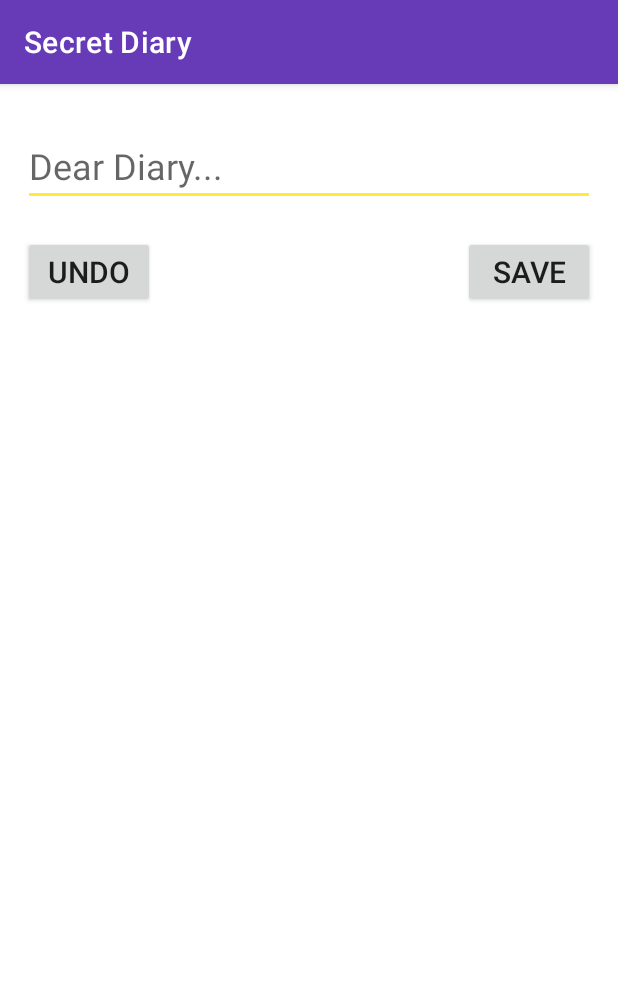
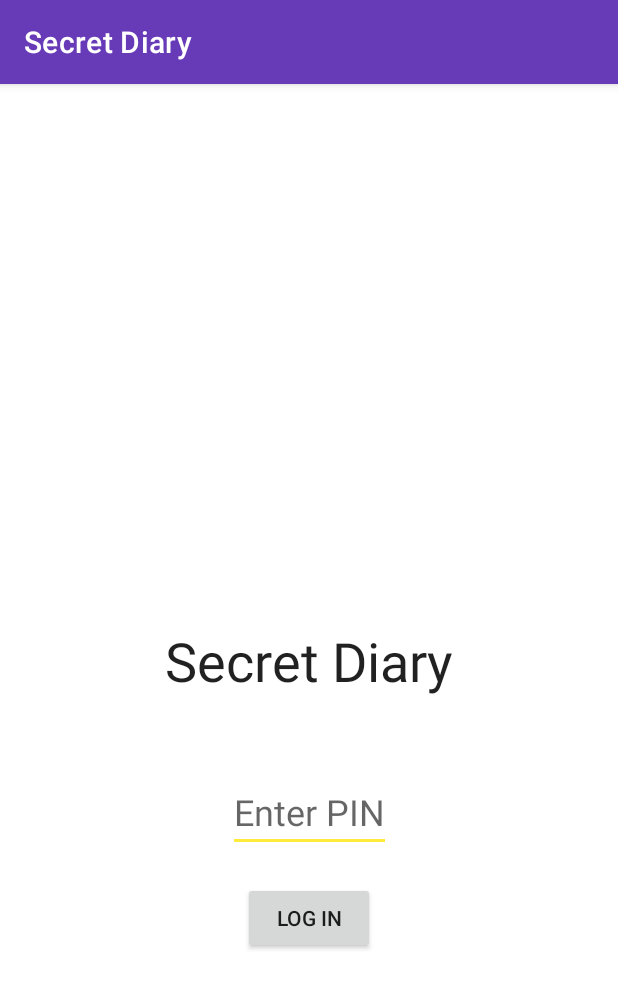
Before and after one commit to AlexZenevich/Secret_Diary, an Android app: the screen it shows after launch (MainActivity before the commit, LoginActivity after it), on a phone screen of 412 x 824 dp. Shown: the top 988 px of the screen. Run offline under Robolectric (Android 15) with nearby library versions, the phone set to English and light mode, and no system bars.

Commit message:
add LoginActivity

```diff
--- a/Secret Diary/task/src/main/AndroidManifest.xml
+++ b/Secret Diary/task/src/main/AndroidManifest.xml
@@ -9,12 +9,15 @@
         android:roundIcon="@mipmap/ic_launcher_round"
         android:supportsRtl="true"
         android:theme="@style/AppTheme">
-    <activity android:name="org.hyperskill.secretdiary.MainActivity">
+        <activity
+            android:name=".LoginActivity">
             <intent-filter>
                 <action android:name="android.intent.action.MAIN" />
+
                 <category android:name="android.intent.category.LAUNCHER" />
             </intent-filter>
         </activity>
+        <activity android:name=".MainActivity"/>
     </application>
 
 </manifest>
--- /dev/null
+++ b/Secret Diary/task/src/main/java/org/hyperskill/secretdiary/LoginActivity.kt
@@ -0,0 +1,24 @@
+package org.hyperskill.secretdiary
+
+import android.content.Intent
+import androidx.appcompat.app.AppCompatActivity
+import android.os.Bundle
+import org.hyperskill.secretdiary.databinding.ActivityLoginBinding
+import org.hyperskill.secretdiary.databinding.ActivityMainBinding
+
+class LoginActivity : AppCompatActivity() {
+    lateinit var binding: ActivityLoginBinding
+    override fun onCreate(savedInstanceState: Bundle?) {
+        binding = ActivityLoginBinding.inflate(layoutInflater)
+        super.onCreate(savedInstanceState)
+        setContentView(binding.root)
+        binding.btnLogin.setOnClickListener {
+            println(binding.etPin.text)
+            if (binding.etPin.text.toString() == "1234") {
+                startActivity(Intent(this, MainActivity::class.java))
+                finish()
+            }
+            else binding.etPin.setError("Wrong PIN!")
+        }
+    }
+}
--- a/Secret Diary/task/src/main/java/org/hyperskill/secretdiary/MainActivity.kt
+++ b/Secret Diary/task/src/main/java/org/hyperskill/secretdiary/MainActivity.kt
@@ -5,6 +5,7 @@ import android.widget.Toast
 import androidx.annotation.RequiresApi
 import android.app.AlertDialog
 import android.content.Context
+import android.content.Intent
 import android.content.SharedPreferences
 import android.text.Editable
 import android.text.TextWatcher
--- /dev/null
+++ b/Secret Diary/task/src/main/res/layout/activity_login.xml
@@ -0,0 +1,42 @@
+<?xml version="1.0" encoding="utf-8"?>
+<androidx.constraintlayout.widget.ConstraintLayout xmlns:android="http://schemas.android.com/apk/res/android"
+    xmlns:app="http://schemas.android.com/apk/res-auto"
+    xmlns:tools="http://schemas.android.com/tools"
+    android:layout_width="match_parent"
+    android:layout_height="match_parent"
+    tools:context=".LoginActivity">
+
+    <Button
+        android:id="@+id/btnLogin"
+        android:layout_width="wrap_content"
+        android:layout_height="wrap_content"
+        android:layout_marginTop="20dp"
+        android:text="Log In"
+        app:layout_constraintEnd_toEndOf="parent"
+        app:layout_constraintStart_toStartOf="parent"
+        app:layout_constraintTop_toBottomOf="@+id/etPin" />
+
+    <TextView
+        android:id="@+id/tvTitle"
+        android:layout_width="wrap_content"
+        android:layout_height="wrap_content"
+        android:text="Secret Diary"
+        android:textSize="36sp"
+        app:layout_constraintBottom_toBottomOf="parent"
+        app:layout_constraintEnd_toEndOf="parent"
+        app:layout_constraintStart_toStartOf="parent"
+        app:layout_constraintTop_toTopOf="parent" />
+
+    <EditText
+        android:id="@+id/etPin"
+        android:layout_width="wrap_content"
+        android:layout_height="wrap_content"
+        android:layout_marginTop="50dp"
+        android:hint="Enter PIN"
+        android:inputType="number"
+        android:textSize="24sp"
+        app:layout_constraintEnd_toEndOf="parent"
+        app:layout_constraintStart_toStartOf="parent"
+        app:layout_constraintTop_toBottomOf="@+id/tvTitle" />
+
+</androidx.constraintlayout.widget.ConstraintLayout>
```
Also changed, not shown: 507 other files. Lines whose indentation alone changed are shown as unchanged.
